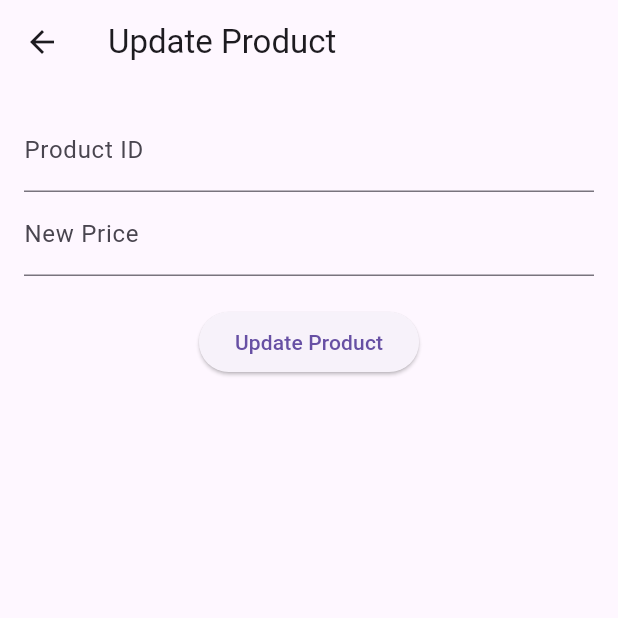
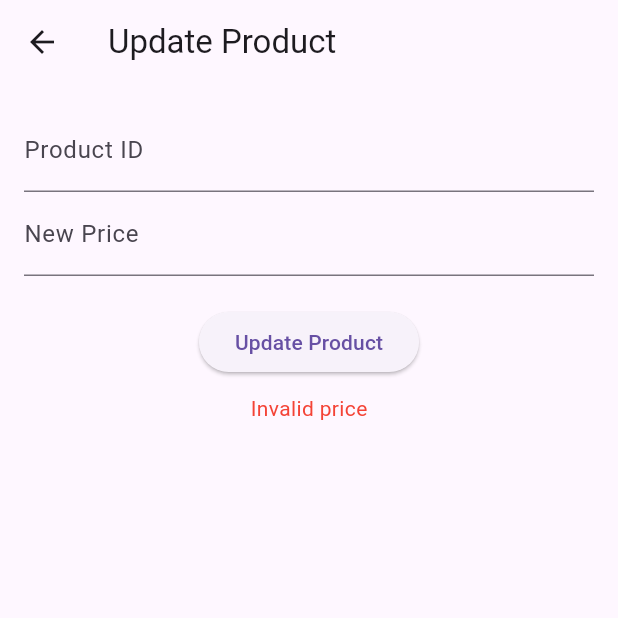
Before and after one commit to smjoy222/E-Commarce-Project-App, a Flutter app: the UpdateProductScreen screen opened directly, after a tap on "Update Product", on a phone screen of 412 x 824 dp, the top half of it. Run offline on Flutter 3.47's test engine with Material 3 defaults, Android fonts, the phone set to English and light mode, and no system bars.

Commit message:
demo done

```diff
--- a/lib/screens/categories_screen.dart
+++ b/lib/screens/categories_screen.dart
@@ -1,30 +1,20 @@
 import 'package:flutter/material.dart';
-import 'package:provider/provider.dart';
+import '../models/product.dart';
 import '../widgets/product_card.dart';
 
-import '../models/product.dart' as model_product;
+class CategoriesScreen extends StatelessWidget {
+  final List<Product> products = [
+    Product(id: '1', name: 'Fresh Tomato', image: 'assets/product_images/tomato.png', description: 'Fresh and organic tomatoes', price: 48.0),
+    Product(id: '2', name: 'Chicken Eggs', image: 'assets/product_images/eggs.png', description: 'Freshly laid chicken eggs', price: 140.0),
+    Product(id: '3', name: 'Cow Milk', image: 'assets/product_images/milk.png', description: 'Fresh milk from local cows', price: 90.0),
+  ];
 
-class ProductProvider with ChangeNotifier {
-  List<model_product.Product> _products = [];
-
-  List<model_product.Product> get products => _products;
-
-  void addProduct(model_product.Product product) {
-    _products.add(product);
-    notifyListeners();
-  }
-}
-
-class CategoriesScreen extends StatelessWidget {
   @override
   Widget build(BuildContext context) {
-    final products = Provider.of<ProductProvider>(context).products;
     return Scaffold(
       appBar: AppBar(title: Text('Categories')),
       body: GridView.builder(
-        gridDelegate: SliverGridDelegateWithFixedCrossAxisCount(
-          crossAxisCount: 2,
-        ),
+        gridDelegate: SliverGridDelegateWithFixedCrossAxisCount(crossAxisCount: 2),
         itemCount: products.length,
         itemBuilder: (context, index) {
           return ProductCard(product: products[index]);
--- a/lib/screens/update_product_screen.dart
+++ b/lib/screens/update_product_screen.dart
@@ -1,10 +1,44 @@
 import 'package:flutter/material.dart';
-import 'package:provider/provider.dart';
-import '../providers/product_provider.dart';
 
-class UpdateProductScreen extends StatelessWidget {
-  final TextEditingController priceController = TextEditingController();
+class UpdateProductScreen extends StatefulWidget {
+  @override
+  _UpdateProductScreenState createState() => _UpdateProductScreenState();
+}
+
+class _UpdateProductScreenState extends State<UpdateProductScreen> {
   final TextEditingController productIdController = TextEditingController();
+  final TextEditingController newPriceController = TextEditingController();
+  String? errorMessage;
+
+  // Simulate in-memory product list
+  List<Map<String, dynamic>> products = [
+    {'id': '1', 'name': 'Tomato', 'price': 50.0},
+    {'id': '2', 'name': 'Eggs', 'price': 120.0},
+    {'id': '3', 'name': 'Milk', 'price': 90.0},
+  ];
+
+  void updateProductPrice() {
+    final productId = productIdController.text;
+    final newPrice = double.tryParse(newPriceController.text);
+
+    if (newPrice != null) {
+      final productIndex = products.indexWhere((prod) => prod['id'] == productId);
+      if (productIndex != -1) {
+        setState(() {
+          products[productIndex]['price'] = newPrice;
+        });
+        ScaffoldMessenger.of(context).showSnackBar(SnackBar(content: Text('Product updated successfully')));
+      } else {
+        setState(() {
+          errorMessage = 'Product not found';
+        });
+      }
+    } else {
+      setState(() {
+        errorMessage = 'Invalid price';
+      });
+    }
+  }
 
   @override
   Widget build(BuildContext context) {
@@ -19,21 +53,22 @@ class UpdateProductScreen extends StatelessWidget {
               decoration: InputDecoration(labelText: 'Product ID'),
             ),
             TextField(
-              controller: priceController,
+              controller: newPriceController,
               decoration: InputDecoration(labelText: 'New Price'),
               keyboardType: TextInputType.number,
             ),
             SizedBox(height: 20),
             ElevatedButton(
-              onPressed: () async {
-                context.read<ProductProvider>().updateProductPrice(
-                  productIdController.text,
-                  double.parse(priceController.text),
-                );
-                ScaffoldMessenger.of(context).showSnackBar(SnackBar(content: Text('Product Updated')));
-              },
+              onPressed: updateProductPrice,
               child: Text('Update Product'),
             ),
+            if (errorMessage != null) ...[
+              SizedBox(height: 10),
+              Text(
+                errorMessage!,
+                style: TextStyle(color: Colors.red),
+              ),
+            ],
           ],
         ),
       ),
--- a/pubspec.yaml
+++ b/pubspec.yaml
@@ -8,8 +8,8 @@ environment:
 dependencies:
   flutter:
     sdk: flutter
-  provider: ^6.0.3
   cached_network_image: ^3.1.0
+
 
 
 dev_dependencies:
```
Also changed, not shown: lib/main.dart (+6 -17 lines), lib/providers/auth_provider.dart (deleted, +0 -33 lines), lib/screens/admin_login_screen.dart (+32 -10 lines), lib/screens/admin_signup_screen.dart (+25 -10 lines), lib/screens/cart_screen.dart (+29 -11 lines), lib/screens/login_screen.dart (+26 -11 lines), lib/screens/signup_screen.dart (+25 -11 lines), lib/services/firebase_service.dart (+11 -11 lines), pubspec.lock.
